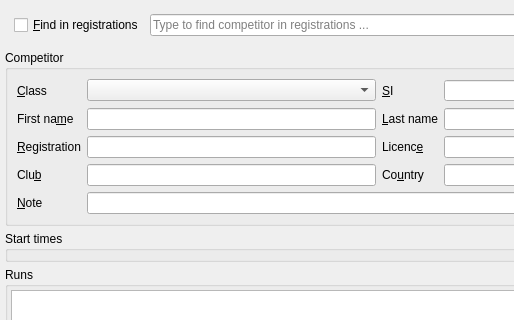
This is quickevent/app/plugins/Competitors/src/competitorwidget.ui in Quick-Event/quickbox as Qt 5 draws it before an edit; both pictures show x 0 to 514 and y 0 to 320 of the 749 by 609 pixel window. The edited form follows.
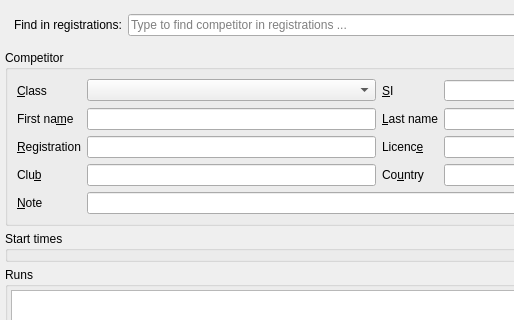
This is the edited form. Custom widgets are drawn as their Qt base class.

Commit message: remove unnecesary checkbox from Edit Competitor dialog

Diff of the .ui file:
```diff
--- a/quickevent/app/plugins/Competitors/src/competitorwidget.ui
+++ b/quickevent/app/plugins/Competitors/src/competitorwidget.ui
@@ -33,9 +33,9 @@
     <widget class="QFrame" name="frmFind">
      <layout class="QHBoxLayout" name="horizontalLayout">
       <item>
-       <widget class="QCheckBox" name="chkFind">
+       <widget class="QLabel" name="label_edFind">
         <property name="text">
-         <string>&amp;Find in registrations</string>
+         <string>Find in registrations:</string>
         </property>
        </widget>
       </item>
```
The commit also changes 1 other file.
